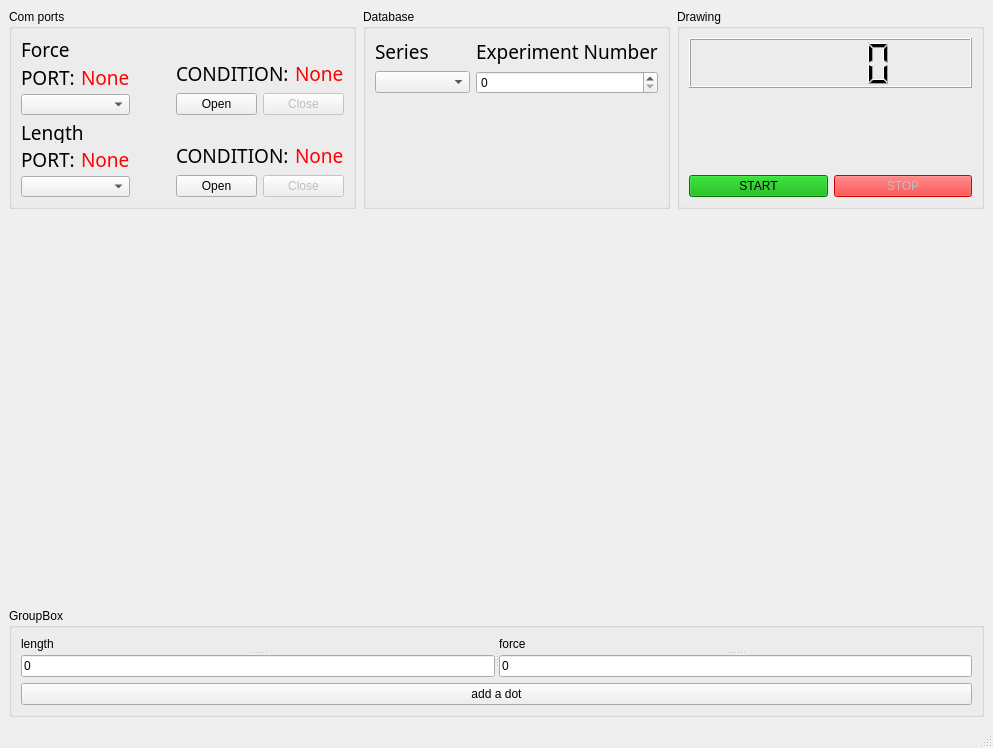
ILIIH/stretching_machine, file TensileTest/mainwindow.ui: the form before one commit.
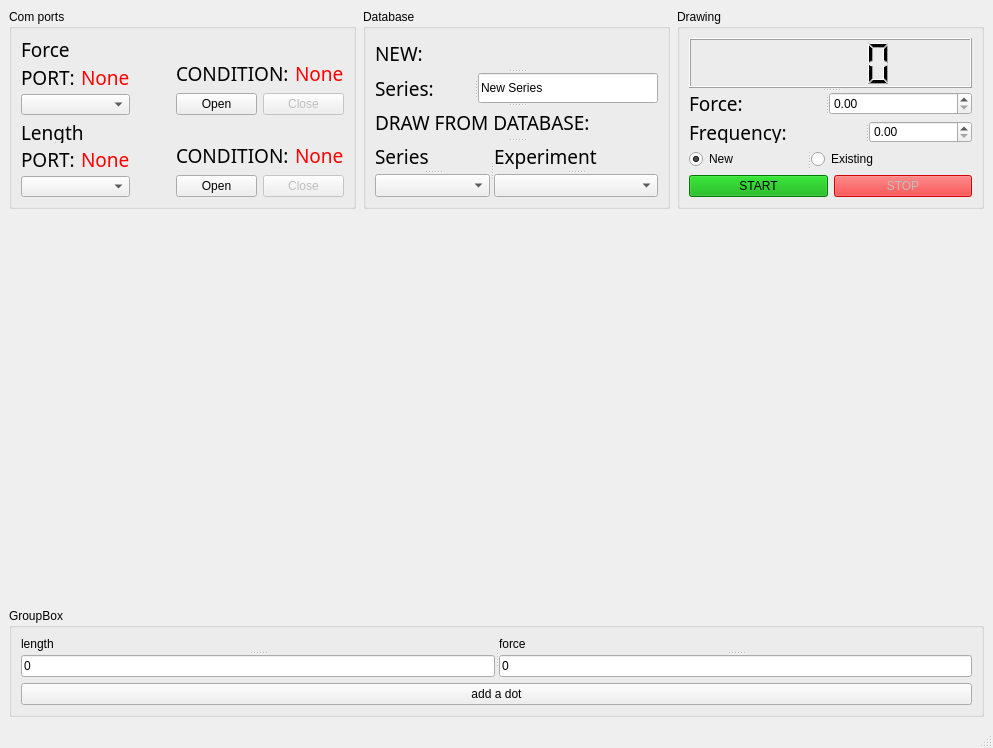
The form after the commit. Custom widgets are drawn as their Qt base class.

Commit message: UI: graphic exist, frequency, force, radio buttons

```diff
--- a/TensileTest/mainwindow.ui
+++ b/TensileTest/mainwindow.ui
@@ -358,12 +358,27 @@
           <property name="title">
            <string>Database</string>
           </property>
-          <layout class="QHBoxLayout" name="horizontalLayout_13">
+          <layout class="QVBoxLayout" name="verticalLayout_7">
            <item>
-            <layout class="QHBoxLayout" name="horizontalLayout_12">
-             <item>
-              <layout class="QVBoxLayout" name="verticalLayout_6">
-               <item>
+            <widget class="QSplitter" name="splitter_12">
+             <property name="orientation">
+              <enum>Qt::Vertical</enum>
+             </property>
+             <widget class="QLabel" name="NDB">
+              <property name="font">
+               <font>
+                <family>Agency FB</family>
+                <pointsize>14</pointsize>
+               </font>
+              </property>
+              <property name="text">
+               <string>NEW:</string>
+              </property>
+             </widget>
+             <widget class="QSplitter" name="splitter_7">
+              <property name="orientation">
+               <enum>Qt::Horizontal</enum>
+              </property>
                 <widget class="QLabel" name="labelSet">
                  <property name="font">
                   <font>
@@ -372,32 +387,52 @@
                   </font>
                  </property>
                  <property name="text">
+                <string>Series:</string>
+               </property>
+              </widget>
+              <widget class="QLineEdit" name="lineSeries">
+               <property name="text">
+                <string>New Series</string>
+               </property>
+              </widget>
+             </widget>
+             <widget class="QLabel" name="DFD">
+              <property name="font">
+               <font>
+                <family>Agency FB</family>
+                <pointsize>14</pointsize>
+               </font>
+              </property>
+              <property name="text">
+               <string>DRAW FROM DATABASE:</string>
+              </property>
+             </widget>
+             <widget class="QSplitter" name="splitter_6">
+              <property name="orientation">
+               <enum>Qt::Horizontal</enum>
+              </property>
+              <widget class="QSplitter" name="splitter">
+               <property name="orientation">
+                <enum>Qt::Vertical</enum>
+               </property>
+               <widget class="QLabel" name="drawFromDatabase">
+                <property name="font">
+                 <font>
+                  <family>Agency FB</family>
+                  <pointsize>14</pointsize>
+                 </font>
+                </property>
+                <property name="text">
                   <string>Series</string>
                  </property>
                 </widget>
-               </item>
-               <item>
-                <widget class="QComboBox" name="comSet"/>
-               </item>
-               <item>
-                <spacer name="verticalSpacer_4">
+               <widget class="QComboBox" name="comboBox"/>
+              </widget>
+              <widget class="QSplitter" name="splitter_5">
                  <property name="orientation">
                   <enum>Qt::Vertical</enum>
                  </property>
-                 <property name="sizeHint" stdset="0">
-                  <size>
-                   <width>20</width>
-                   <height>40</height>
-                  </size>
-                 </property>
-                </spacer>
-               </item>
-              </layout>
-             </item>
-             <item>
-              <layout class="QVBoxLayout" name="verticalLayout_7">
-               <item>
-                <widget class="QLabel" name="labelSet_2">
+               <widget class="QLabel" name="drawFromDatabase_2">
                  <property name="font">
                   <font>
                    <family>Agency FB</family>
@@ -405,29 +440,13 @@
                   </font>
                  </property>
                  <property name="text">
-                  <string>Experiment Number</string>
-                 </property>
-                </widget>
-               </item>
-               <item>
-                <widget class="QSpinBox" name="spinBox"/>
-               </item>
-               <item>
-                <spacer name="verticalSpacer_5">
-                 <property name="orientation">
-                  <enum>Qt::Vertical</enum>
-                 </property>
-                 <property name="sizeHint" stdset="0">
-                  <size>
-                   <width>20</width>
-                   <height>40</height>
-                  </size>
-                 </property>
-                </spacer>
-               </item>
-              </layout>
-             </item>
-            </layout>
+                 <string>Experiment</string>
+                </property>
+               </widget>
+               <widget class="QComboBox" name="comboBox_2"/>
+              </widget>
+             </widget>
+            </widget>
            </item>
           </layout>
          </widget>
@@ -443,10 +462,12 @@
           <property name="title">
            <string>Drawing</string>
           </property>
-          <layout class="QHBoxLayout" name="horizontalLayout_10">
+          <layout class="QHBoxLayout" name="horizontalLayout_12">
            <item>
-            <layout class="QVBoxLayout" name="verticalLayout_8">
-             <item>
+            <widget class="QSplitter" name="splitter_11">
+             <property name="orientation">
+              <enum>Qt::Vertical</enum>
+             </property>
               <widget class="QLCDNumber" name="lcdN">
                <property name="minimumSize">
                 <size>
@@ -455,22 +476,65 @@
                 </size>
                </property>
               </widget>
+             <widget class="QWidget" name="">
+              <layout class="QVBoxLayout" name="verticalLayout_6">
+               <item>
+                <widget class="QSplitter" name="splitter_8">
+                 <property name="orientation">
+                  <enum>Qt::Horizontal</enum>
+                 </property>
+                 <widget class="QLabel" name="labelForce">
+                  <property name="font">
+                   <font>
+                    <family>Agency FB</family>
+                    <pointsize>14</pointsize>
+                   </font>
+                  </property>
+                  <property name="text">
+                   <string>Force:</string>
+                  </property>
+                 </widget>
+                 <widget class="QDoubleSpinBox" name="spinForce"/>
+                </widget>
              </item>
              <item>
-              <spacer name="verticalSpacer_3">
+                <widget class="QSplitter" name="splitter_10">
                <property name="orientation">
-                <enum>Qt::Vertical</enum>
-               </property>
-               <property name="sizeType">
-                <enum>QSizePolicy::Maximum</enum>
-               </property>
-               <property name="sizeHint" stdset="0">
-                <size>
-                 <width>20</width>
-                 <height>110</height>
-                </size>
-               </property>
-              </spacer>
+                  <enum>Qt::Horizontal</enum>
+                 </property>
+                 <widget class="QLabel" name="label_4">
+                  <property name="font">
+                   <font>
+                    <family>Agency FB</family>
+                    <pointsize>14</pointsize>
+                   </font>
+                  </property>
+                  <property name="text">
+                   <string>Frequency:</string>
+                  </property>
+                 </widget>
+                 <widget class="QDoubleSpinBox" name="spinFrequency"/>
+                </widget>
+               </item>
+               <item>
+                <widget class="QSplitter" name="splitter_9">
+                 <property name="orientation">
+                  <enum>Qt::Horizontal</enum>
+                 </property>
+                 <widget class="QRadioButton" name="radioNew">
+                  <property name="text">
+                   <string>New</string>
+                  </property>
+                  <property name="checked">
+                   <bool>true</bool>
+                  </property>
+                 </widget>
+                 <widget class="QRadioButton" name="radioExisting">
+                  <property name="text">
+                   <string>Existing</string>
+                  </property>
+                 </widget>
+                </widget>
              </item>
              <item>
               <layout class="QHBoxLayout" name="horizontalLayout_9">
@@ -500,6 +564,8 @@
               </layout>
              </item>
             </layout>
+             </widget>
+            </widget>
            </item>
           </layout>
          </widget>
```
Lines whose indentation alone changed are shown as unchanged. The commit also changes 7 other files.
